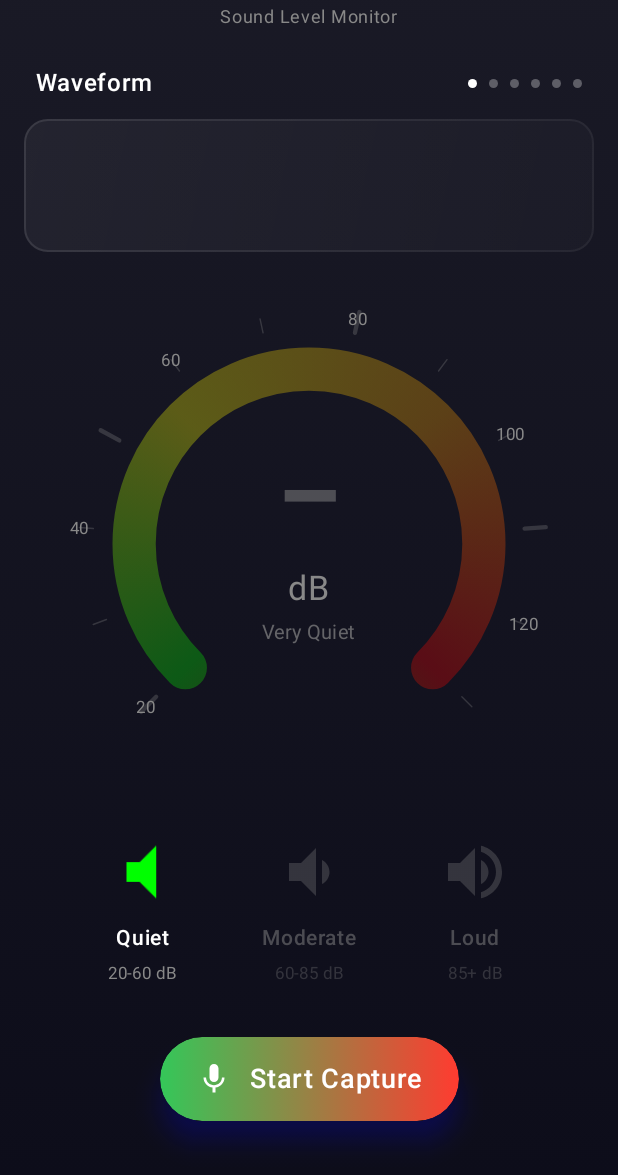
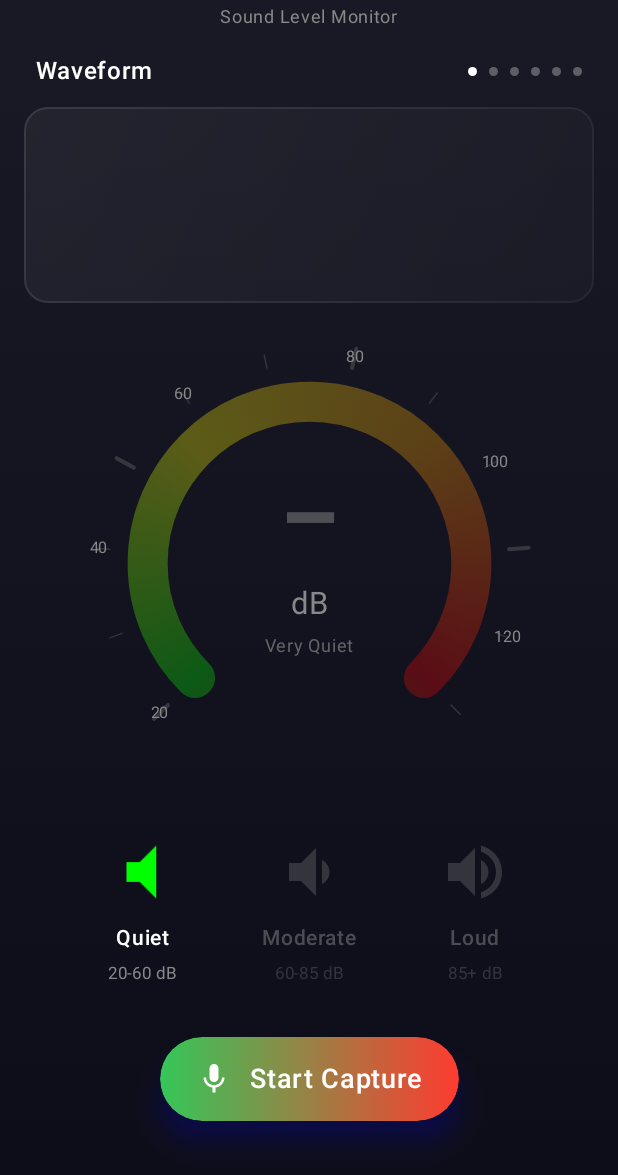
Before and after one commit to AndreFrelicot/DecibelPeak-android, an Android app built with Jetpack Compose: the screen it shows after launch (MainActivity), on a phone screen of 412 x 824 dp, the part 61-1236 px from its top. Run offline under Robolectric (Android 15) with nearby library versions, the phone set to English and light mode, and no system bars.

Commit message:
Adjust portrait layout spacing and gauge size
UI Layout Adjustments:
- Reduced spacers from 20dp to 12dp for tighter layout
- Changed gauge width from 92% to 85% for better balance
- Gives more vertical space to visualization carousel

```diff
--- a/app/src/main/java/dev/andrefrelicot/decibelpeak/MainActivity.kt
+++ b/app/src/main/java/dev/andrefrelicot/decibelpeak/MainActivity.kt
@@ -305,7 +305,7 @@ private fun PortraitLayout(
             fontSize = 12.sp
         )
 
-        Spacer(modifier = Modifier.height(20.dp))
+        Spacer(modifier = Modifier.height(12.dp))
 
         // Visualization Carousel
         VisualizationCarousel(
@@ -322,14 +322,14 @@ private fun PortraitLayout(
                 .weight(1f)
         )
 
-        Spacer(modifier = Modifier.height(20.dp))
+        Spacer(modifier = Modifier.height(12.dp))
 
         // Gauge (Portrait only)
         CircularGaugeView(
             value = decibelLevel,
             isRecording = isRecording,
             modifier = Modifier
-                .fillMaxWidth(0.92f)
+                .fillMaxWidth(0.85f)
                 .aspectRatio(1f)
         )
 
```
